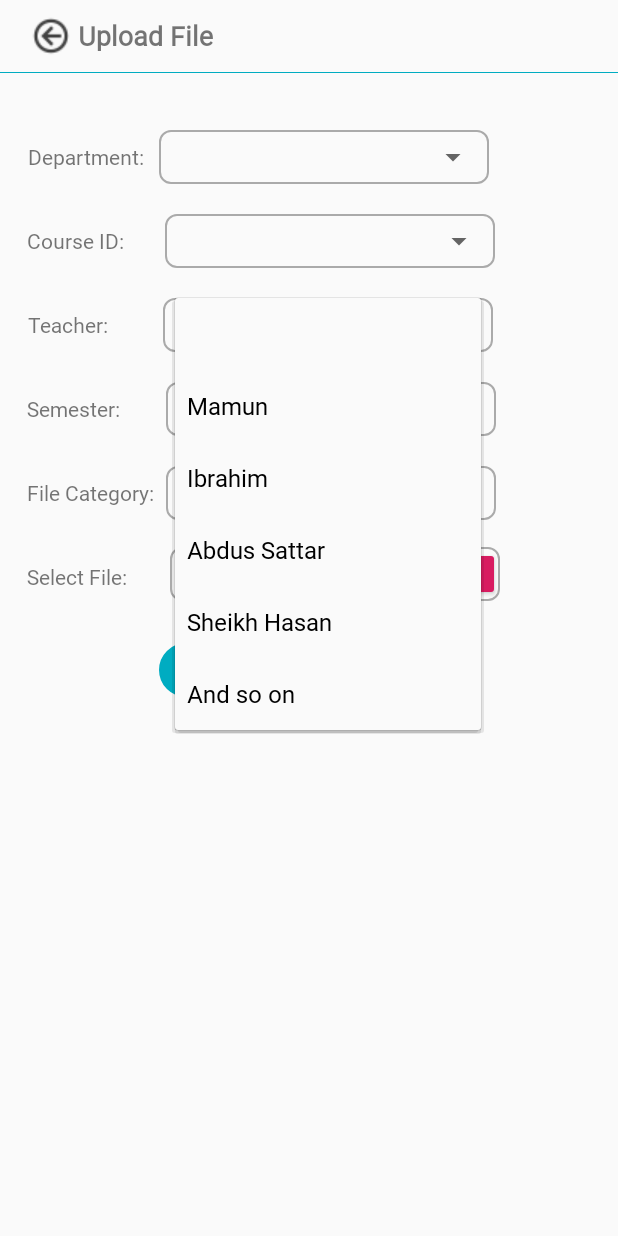
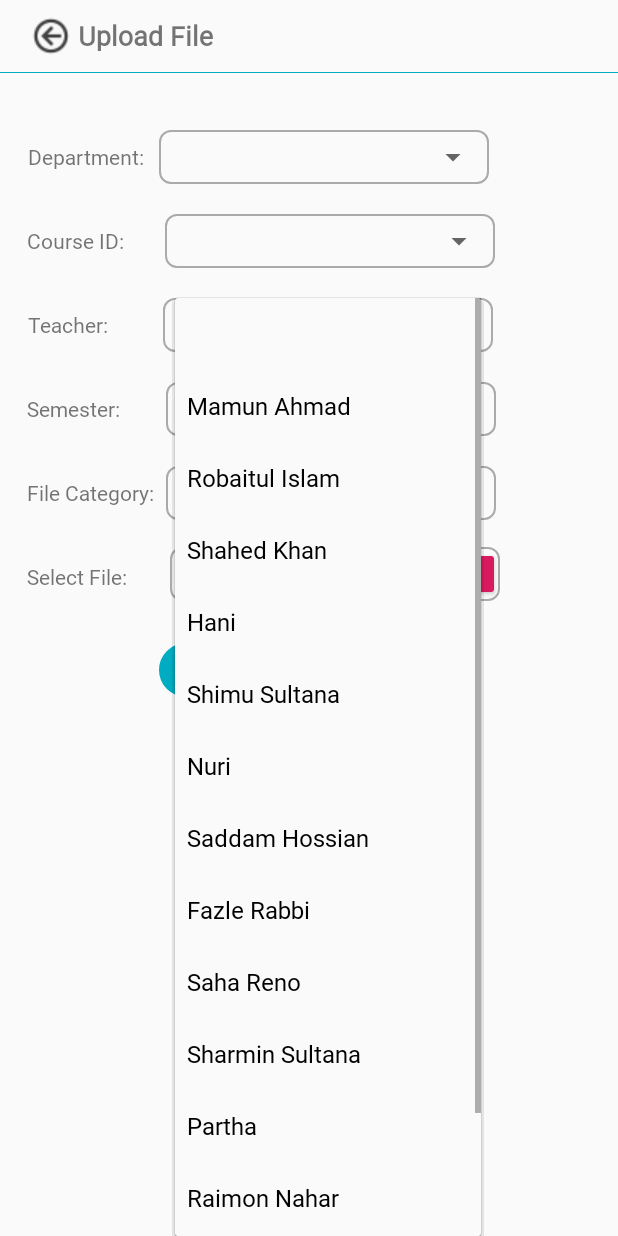
Before and after one commit to TheMehedi/BAIUSTHub, an Android app: the UploadFileActivity screen opened directly, with no data from a screen before it, after a tap on an icon or button, on a phone screen of 412 x 824 dp. Run offline under Robolectric (Android 15) with nearby library versions, the phone set to English and light mode, and no system bars; our stand-ins replace Firebase (no records; nobody signed in at launch, a user with empty details on screens opened directly).

Commit message:
Bug arrised

```diff
--- a/app/src/main/res/layout/filelist.xml
+++ b/app/src/main/res/layout/filelist.xml
@@ -49,7 +49,7 @@
 
         <Button
             android:id="@+id/downloadBtn"
-            android:layout_width="100dp"
+            android:layout_width="120dp"
             android:layout_height="36dp"
             android:textSize="12sp"
             android:text="Download"
@@ -59,7 +59,7 @@
 
         <Button
             android:id="@+id/ratingBtn"
-            android:layout_width="100dp"
+            android:layout_width="120dp"
             android:layout_height="36dp"
             android:text="Rate"
             android:textSize="12sp"
--- a/app/src/main/res/values/strings.xml
+++ b/app/src/main/res/values/strings.xml
@@ -11,9 +11,8 @@
         <item>CSE</item>
         <item>EEE</item>
         <item>CE</item>
-        <item>BA</item>
+        <item>DBA</item>
         <item>English</item>
-        <item>SH</item>
         <item>Law</item>
 
     </string-array>
@@ -45,10 +44,19 @@
     <string-array name="teacher">
 
         <item></item>
-        <item>Mamun</item>
-        <item>Ibrahim</item>
-        <item>Abdus Sattar</item>
-        <item>Sheikh Hasan</item>
+        <item>Mamun Ahmad</item>
+        <item>Robaitul Islam</item>
+        <item>Shahed Khan</item>
+        <item>Hani</item>
+        <item>Shimu Sultana</item>
+        <item>Nuri</item>
+        <item>Saddam Hossian</item>
+        <item>Fazle Rabbi</item>
+        <item>Saha Reno</item>
+        <item>Sharmin Sultana</item>
+        <item>Partha</item>
+        <item>Raimon Nahar</item>
+        <item>And so on</item>
         <item>And so on</item>
 
     </string-array>
@@ -58,12 +66,19 @@
 
         <item></item>
         <item>Algorithm</item>
-        <item>Data Structure</item>
-        <item>EEE 1</item>
+        <item>System analysis</item>
+        <item>Graphics</item>
+        <item>EEE</item>
         <item>Computer Fundamental</item>
         <item>English</item>
         <item>Accounting</item>
-        <item>Discreate Math</item>
+        <item>DLD</item>
+        <item>C++</item>
+        <item>eithcs</item>
+        <item>Vlsi design</item>
+        <item>Chemistry</item>
+
+
     </string-array>
 
 
```
